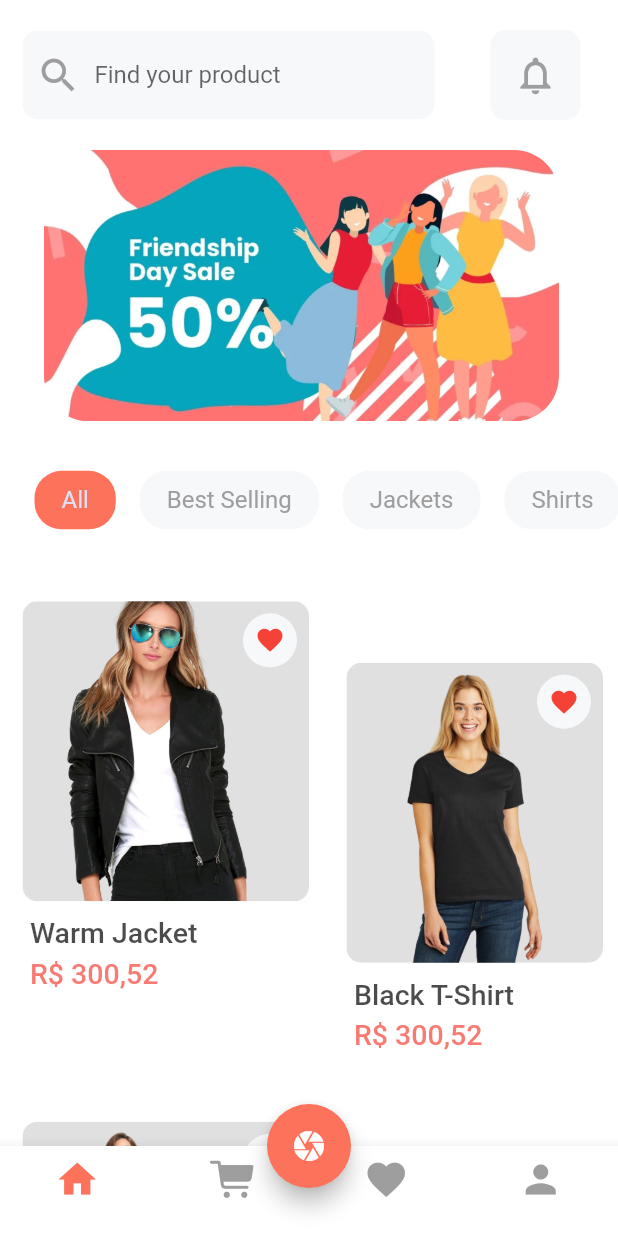
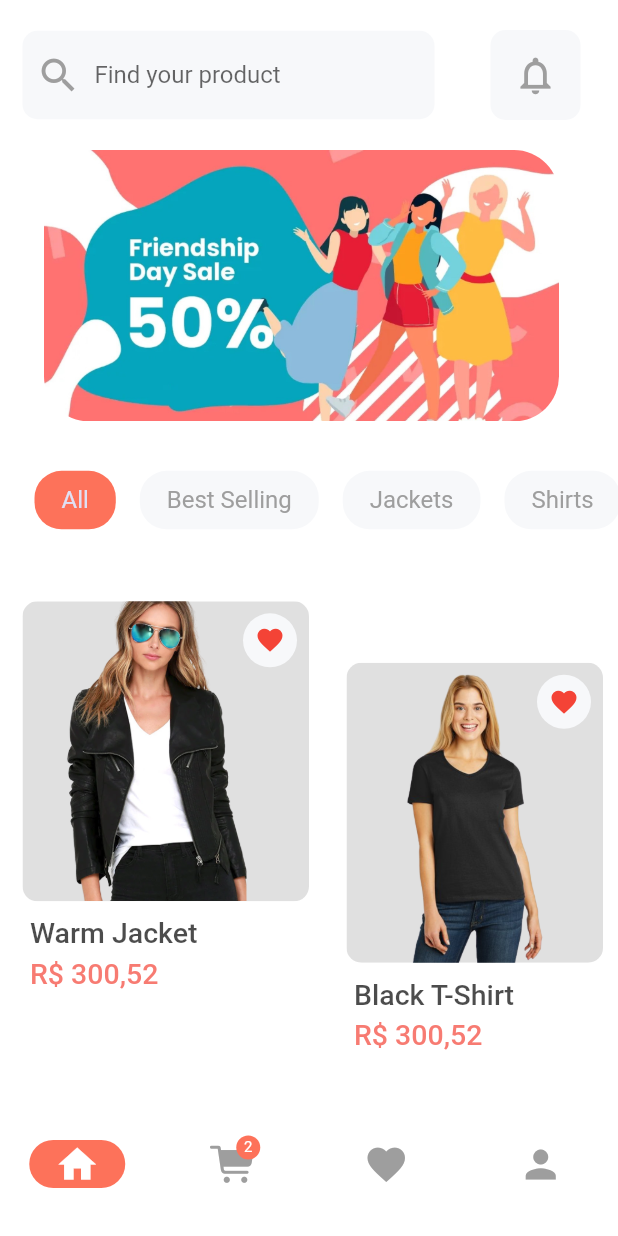
Before and after one commit to PedroPog/E-Commerce_Flutter, a Flutter app: the screen it shows after launch, on a phone screen of 412 x 824 dp. Run offline on Flutter 3.47's test engine with Material 2 defaults, Android fonts, the phone set to English and light mode, and no system bars; our stand-ins replace flutter_rating_bar.

Commit message:
Modificação, preparação e correções de routas

```diff
--- a/lib/main.dart
+++ b/lib/main.dart
@@ -1,3 +1,4 @@
+import 'package:ecommerce/page/home_page.dart';
 import 'package:ecommerce/screens/home_screen.dart';
 import 'package:flutter/material.dart';
 
@@ -15,7 +16,7 @@ class myApp extends StatelessWidget {
       theme: ThemeData(
         scaffoldBackgroundColor: Colors.white,
       ),
-      home: HomeScreen(),
+      home: HomePage()
     );
   }
 }
--- /dev/null
+++ b/lib/page/home_page.dart
@@ -0,0 +1,106 @@
+import 'package:ecommerce/screens/cart_screen.dart';
+import 'package:ecommerce/screens/favorite_screen.dart';
+import 'package:ecommerce/screens/home_screen.dart';
+import 'package:ecommerce/screens/person_screen.dart';
+import 'package:ecommerce/utils/color_palette.dart';
+import 'package:flutter/cupertino.dart';
+import 'package:flutter/material.dart';
+
+class HomePage extends StatefulWidget {
+  const HomePage({super.key});
+
+  @override
+  State<HomePage> createState() => _HomePageState();
+}
+
+class _HomePageState extends State<HomePage> {
+  int currentPageIndex = 0;
+
+
+  @override
+  Widget build(BuildContext context) {
+    return Scaffold(
+      bottomNavigationBar: NavigationBar(
+        backgroundColor: ColorPalette.white,
+        onDestinationSelected: (int index) {
+          setState(() {
+            currentPageIndex = index;
+          });
+        },
+        indicatorColor: ColorPalette.primaryColor,
+        selectedIndex: currentPageIndex,
+        destinations: const <Widget>[
+          NavigationDestination(
+            selectedIcon: Icon(
+              Icons.home,
+              color: ColorPalette.white,
+              size: 30,
+            ),
+            icon: Icon(
+              Icons.home,
+              color: ColorPalette.grey,
+              size: 30,
+            ),
+            label: '',
+          ),
+          NavigationDestination(
+            selectedIcon: Icon(
+              CupertinoIcons.cart_fill,
+              color: ColorPalette.white,
+              size: 30,
+            ),
+            icon: Badge(
+              label: Text('2'),//Trazer informação de quantos items no carrinho
+              child: Icon(
+                CupertinoIcons.cart_fill,
+                color: ColorPalette.grey,
+                size: 30,
+              ),
+              backgroundColor: ColorPalette.primaryColor,
+            ),
+            label: '',
+          ),
+          NavigationDestination(
+            selectedIcon: Icon(
+              Icons.favorite,
+              color: ColorPalette.white,
+              size: 30,
+            ),
+            icon: Icon(
+              Icons.favorite,
+              color: ColorPalette.grey,
+              size: 30,
+            ),
+            label: '',
+          ),
+          NavigationDestination(
+            selectedIcon: Icon(
+              Icons.person,
+              color: ColorPalette.white,
+              size: 30,
+            ),
+            icon: Icon(
+              Icons.person,
+              color: ColorPalette.grey,
+              size: 30,
+            ),
+            label: '',
+          ),
+        ],
+      ),
+      body: <Widget>[
+        /// Home page
+        HomeScreen(),
+
+        /// Cart page
+        CartScreen(),
+
+        /// Favorite page
+        FavoriteScreen(),
+
+        /// Person page
+        ParsonScreen()
+      ][currentPageIndex],
+    );
+  }
+}
--- a/lib/screens/cart_screen.dart
+++ b/lib/screens/cart_screen.dart
@@ -16,27 +16,9 @@ class CartScreen extends StatelessWidget {
               child: Row(
                 mainAxisAlignment: MainAxisAlignment.spaceBetween,
                 children: [
-                  InkWell(
-                    onTap: () {
-                      Navigator.pop(context);
-                    },
-                    child: Icon(
-                      Icons.arrow_back_ios_new,
-                      size: 22,
-                    ),
-                  ),
                   Text(
                     "Cart",
                     style: TextStyle(fontSize: 20, fontWeight: FontWeight.w600),
-                  ),
-                  InkWell(
-                    onTap: () {
-                      Navigator.pop(context);
-                    },
-                    child: Icon(
-                      Icons.more_horiz,
-                      size: 30,
-                    ),
                   )
                 ],
               ),
--- /dev/null
+++ b/lib/screens/favorite_screen.dart
@@ -0,0 +1,10 @@
+import 'package:flutter/material.dart';
+
+class FavoriteScreen extends StatelessWidget {
+  const FavoriteScreen({super.key});
+
+  @override
+  Widget build(BuildContext context) {
+    return const Placeholder();
+  }
+}
--- /dev/null
+++ b/lib/screens/person_screen.dart
@@ -0,0 +1,10 @@
+import 'package:flutter/material.dart';
+
+class ParsonScreen extends StatelessWidget {
+  const ParsonScreen({super.key});
+
+  @override
+  Widget build(BuildContext context) {
+    return const Placeholder();
+  }
+}
--- /dev/null
+++ b/lib/utils/color_palette.dart
@@ -0,0 +1,11 @@
+import 'package:flutter/material.dart';
+
+class ColorPalette{
+  static const Color primaryColor = Color(0xFFFD725A);
+  static const Color secondaryColor = Color(0xFF03DAC6);
+  static const Color accentColor = Color(0xFFFFD600);
+  static const Color textColor = Color(0xFF333333);
+
+  static const Color white = Colors.white;
+  static const Color grey = Colors.grey;
+}
```
Also changed, not shown: lib/screens/home_screen.dart (+5 -2 lines), pubspec.lock.
